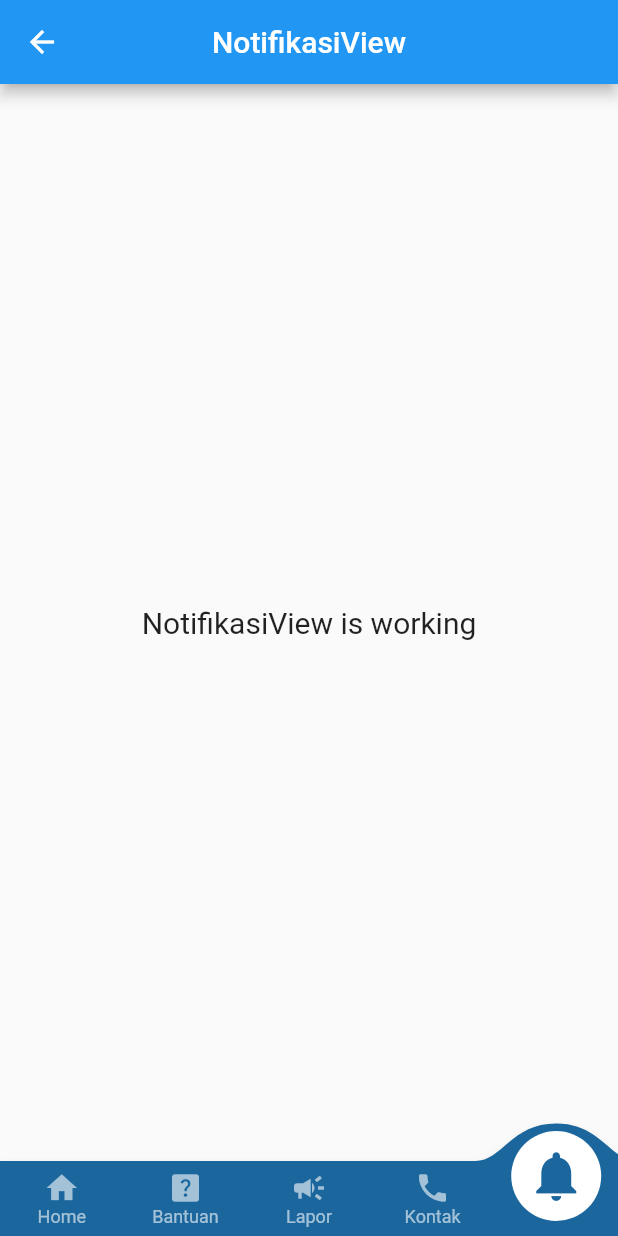
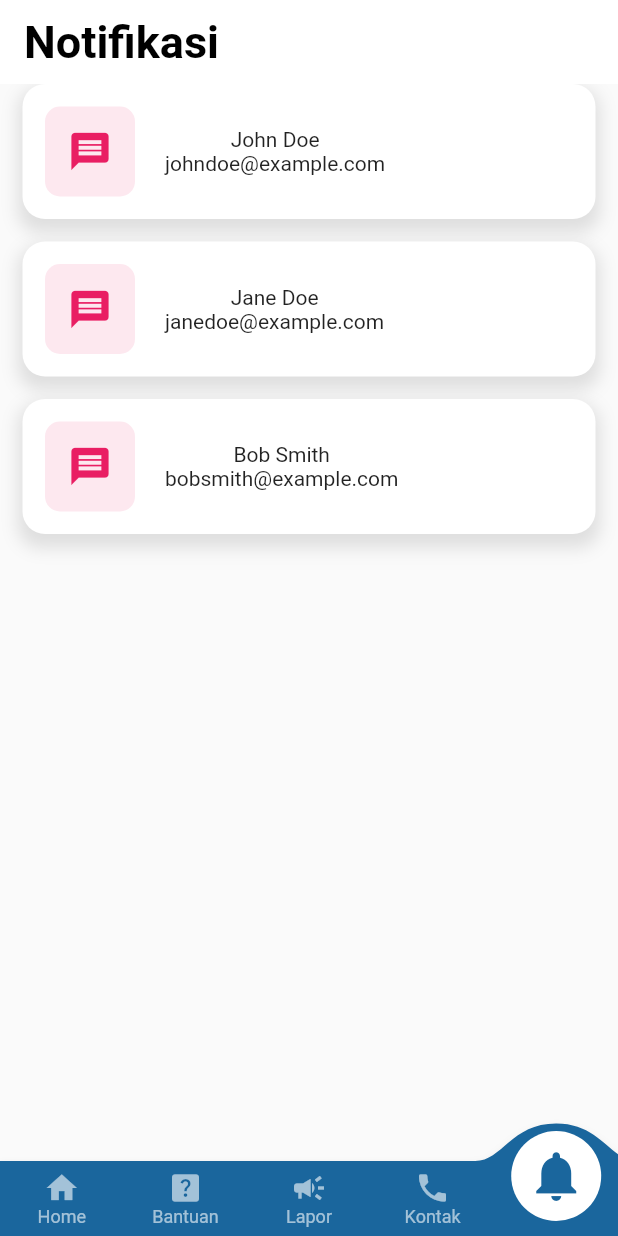
Before and after one commit to r083rt/lapor-pak, a Flutter app: the NotifikasiView screen opened by its route, on a phone screen of 412 x 824 dp. Run offline on Flutter 3.47's test engine with Material 2 defaults, Android fonts, the phone set to English and light mode, and no system bars; drawn by our look-alikes of convex_bottom_bar; our stand-ins replace accordion, cloud_firestore, curved_navigation_bar, firebase_auth, firebase_core, flutter_map and 5 more; missing offline and left inert: open_route_service; accounts and stored records are empty; key blocks and very long unbroken strings in the code were emptied for the run.

Commit message:
add page Notifikasi, Bantuan, Kontak, etc'

```diff
--- a/lib/app/modules/notifikasi/controllers/notifikasi_controller.dart
+++ b/lib/app/modules/notifikasi/controllers/notifikasi_controller.dart
@@ -1,11 +1,39 @@
+import 'dart:convert';
+
 import 'package:get/get.dart';
 
 class NotifikasiController extends GetxController {
-  //TODO: Implement NotifikasiController
+  RxList users = [].obs;
+
+  void fetchUsers() async {
+    final jsonString = '''
+      [
+        {
+          "id": 1,
+          "name": "John Doe",
+          "email": "johndoe@example.com"
+        },
+        {
+          "id": 2,
+          "name": "Jane Doe",
+          "email": "janedoe@example.com"
+        },
+        {
+          "id": 3,
+          "name": "Bob Smith",
+          "email": "bobsmith@example.com"
+        }
+      ]
+    ''';
+
+    final List<dynamic> jsonList = json.decode(jsonString);
+    users.assignAll(jsonList);
+  }
 
   final count = 0.obs;
   @override
   void onInit() {
+    fetchUsers();
     super.onInit();
   }
 
--- a/lib/app/modules/notifikasi/views/notifikasi_view.dart
+++ b/lib/app/modules/notifikasi/views/notifikasi_view.dart
@@ -7,20 +7,66 @@ import 'package:lapor_pak/app/routes/app_pages.dart';
 import '../controllers/notifikasi_controller.dart';
 
 class NotifikasiView extends GetView<NotifikasiController> {
-  const NotifikasiView({Key? key}) : super(key: key);
+  NotifikasiView({Key? key}) : super(key: key);
+  NotifikasiController controller = Get.put(NotifikasiController());
   @override
   Widget build(BuildContext context) {
     return Scaffold(
         appBar: AppBar(
-          title: const Text('NotifikasiView'),
-          centerTitle: true,
+          elevation: 0,
+          automaticallyImplyLeading: false,
+          backgroundColor: Colors.white,
+          title: Text("Notifikasi",
+              style: TextStyle(
+                  fontSize: 30,
+                  fontWeight: FontWeight.bold,
+                  color: Colors.black)),
         ),
-        body: const Center(
-          child: Text(
-            'NotifikasiView is working',
-            style: TextStyle(fontSize: 20),
-          ),
-        ),
+        body: Obx(() => ListView.builder(
+              itemCount: controller.users.length,
+              itemBuilder: (context, index) {
+                final user = controller.users[index];
+                return Container(
+                  margin: EdgeInsets.only(right: 15, left: 15, bottom: 15),
+                  padding: EdgeInsets.all(15),
+                  decoration: BoxDecoration(
+                      color: Colors.white,
+                      boxShadow: [
+                        BoxShadow(
+                            color: Colors.grey.withOpacity(0.3),
+                            spreadRadius: 3,
+                            blurRadius: 9,
+                            offset: Offset(0, 6) // changes position of shadow
+                            ),
+                      ],
+                      borderRadius: BorderRadius.circular(15)),
+                  child: Row(children: [
+                    Container(
+                      width: 60,
+                      height: 60,
+                      decoration: BoxDecoration(
+                          color: Colors.pink.withOpacity(.1),
+                          borderRadius: BorderRadius.circular(10)),
+                      child: Icon(
+                        Icons.message,
+                        color: Colors.pink,
+                        size: 30,
+                      ),
+                    ),
+                    SizedBox(
+                      width: 20,
+                    ),
+                    Column(
+                      children: [Text(user['name']), Text(user['email'])],
+                    )
+                  ]),
+                );
+                // ListTile(
+                //   title: Text(user['name']),
+                //   subtitle: Text(user['email']),
+                // );
+              },
+            )),
         bottomNavigationBar: ConvexAppBar(
           initialActiveIndex: 4,
           backgroundColor: Color(0xff1A669D),
```
Also changed, not shown: lib/app/modules/user_profile/controllers/user_profile_controller.dart (+32 -0 lines), lib/app/modules/user_profile/views/user_profile_view.dart (+24 -4 lines).
